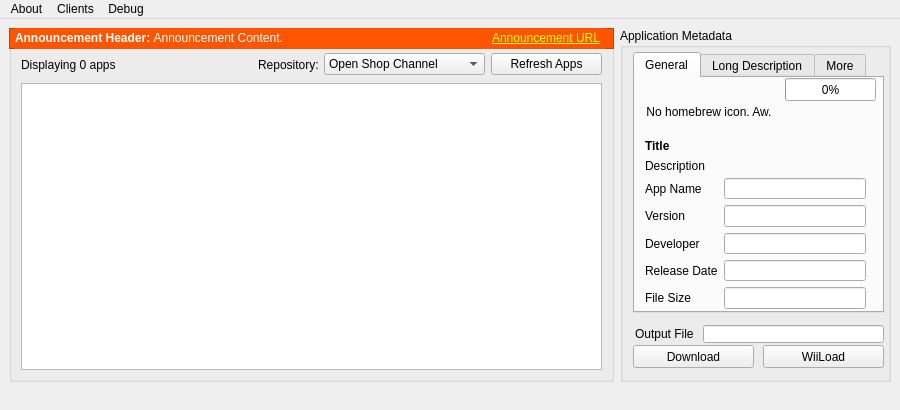
The window that gui/united.ui (dhtdht020/osc-dl) describes before a commit, drawn with Qt 5.
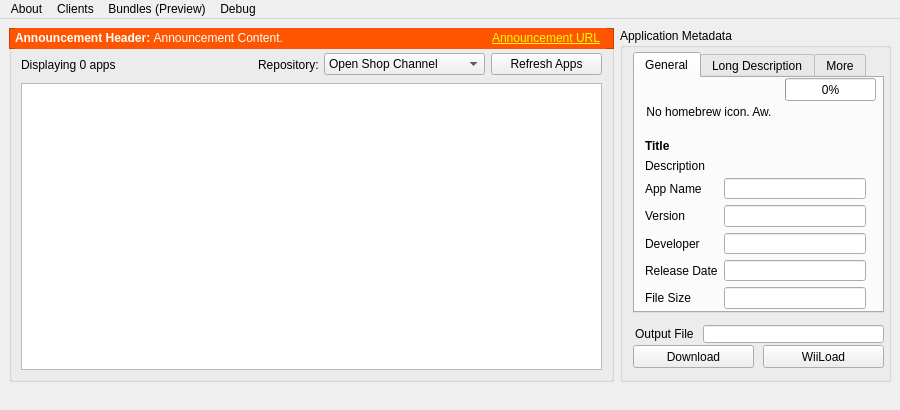
The same window after the commit.

Commit message: Added bundles section to GUI

What changed in the file:
```diff
--- a/gui/united.ui
+++ b/gui/united.ui
@@ -771,8 +771,16 @@
     <addaction name="menuHomebrew_Browser"/>
     <addaction name="menuOpen_Shop_Channel_DL"/>
    </widget>
+   <widget class="QMenu" name="menuBundles">
+    <property name="title">
+     <string>Bundles (Preview)</string>
+    </property>
+    <addaction name="actionLoad_Bundle"/>
+    <addaction name="actionCreate_Bundle"/>
+   </widget>
    <addaction name="menuAbout"/>
    <addaction name="menuClients"/>
+   <addaction name="menuBundles"/>
    <addaction name="menuDebug"/>
   </widget>
   <widget class="QStatusBar" name="statusBar">
```
Left out of the diff: 10 changed lines with no effect on the pictures. The commit also changes 5 other files.
